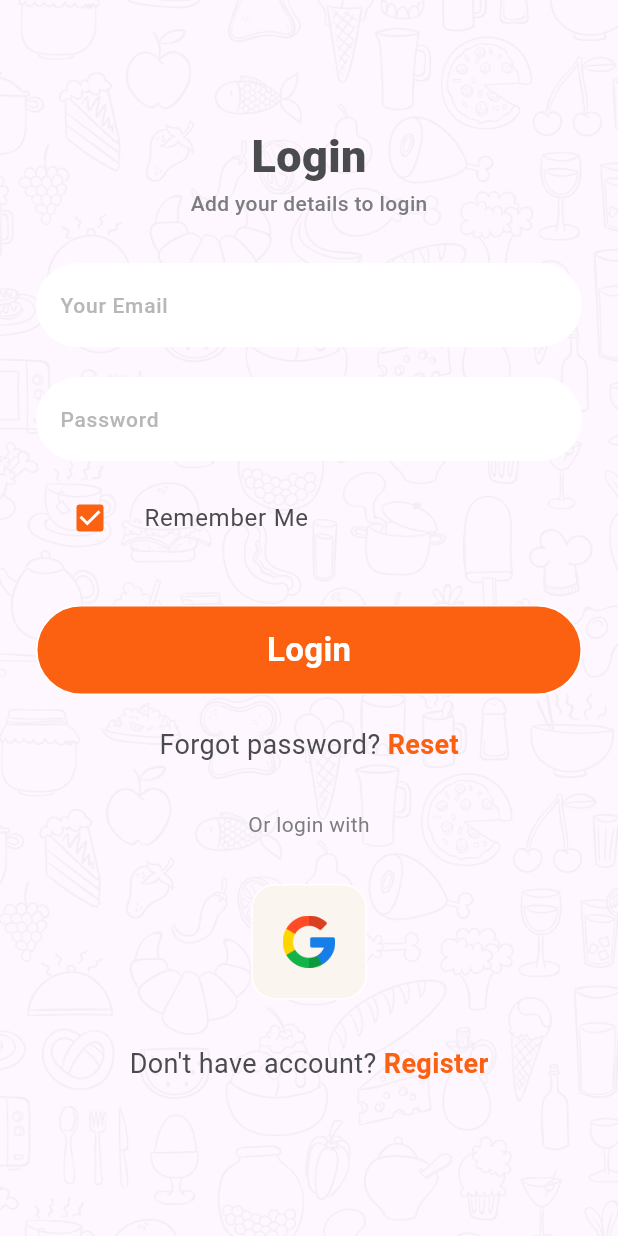
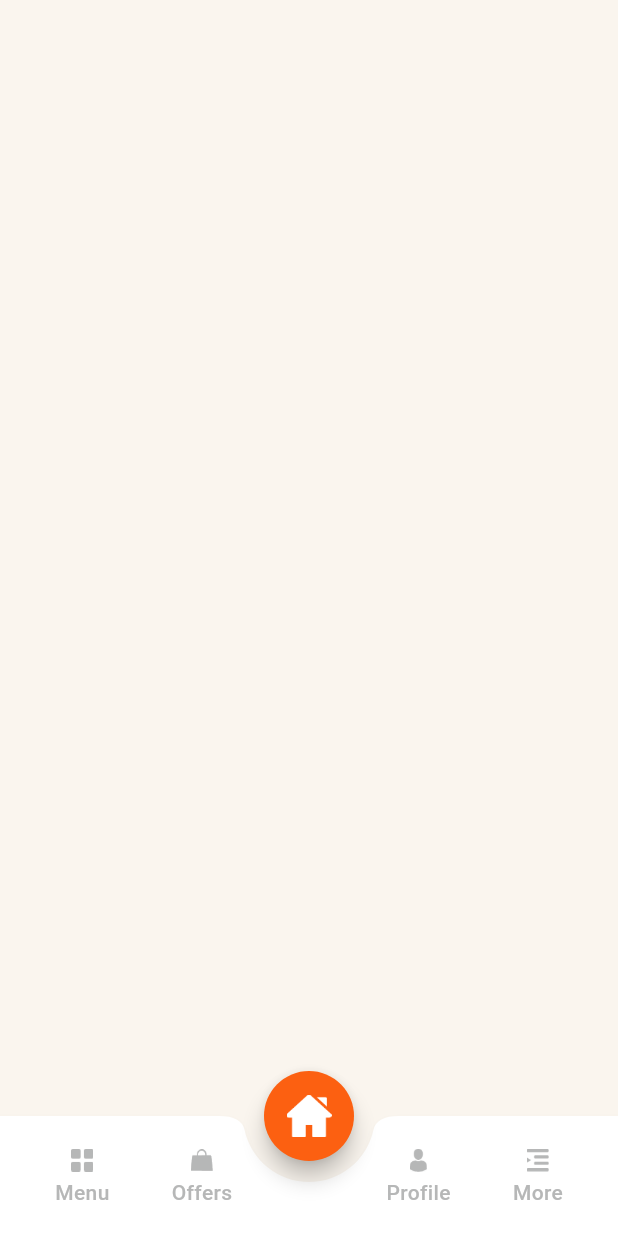
Before and after one commit to Bibhuprasad740/Delicious-Flutter, a Flutter app: the LoginScreen screen opened directly, after a tap on "Login", on a phone screen of 412 x 824 dp. Run offline on Flutter 3.47's test engine with Material 3 defaults, Android fonts, the phone set to English and light mode, and no system bars; Roboto replaces fonts that are missing (Metropolis).

Commit message:
feat: added onboarding and home screen

```diff
--- a/lib/global/app_sizes.dart
+++ b/lib/global/app_sizes.dart
@@ -7,9 +7,9 @@ class AppSizes {
   static const double mediumPadding = 16.0;
   static const double largePadding = 24.0;
 
-  static const double smallMargin = 24.0;
-  static const double mediumMargin = 24.0;
-  static const double largeMargin = 24.0;
+  static const double smallMargin = 14.0;
+  static const double mediumMargin = 20.0;
+  static const double largeMargin = 26.0;
 
   static const double smallGap = 10.0;
   static const double mediumGap = 20.0;
@@ -20,4 +20,5 @@ class AppSizes {
   static const smallFont = 14.0;
   static const mediumFont = 18.0;
   static const largeFont = 22.0;
+  static const extralargeFont = 28.0;
 }
--- a/lib/views/auth/login_screen.dart
+++ b/lib/views/auth/login_screen.dart
@@ -5,6 +5,7 @@ import '../../widgets/action_text_row.dart';
 import '../../widgets/input_field.dart';
 import '../../widgets/square_tile.dart';
 import '../../widgets/submit_button.dart';
+import '../tab/tab_screen.dart';
 import 'forget_passwrod_screen.dart';
 import 'signup_screen.dart';
 
@@ -101,7 +102,11 @@ class _LoginScreenState extends State<LoginScreen> {
                     const SizedBox(height: AppSizes.largeGap),
                     SubmitButton(
                       text: 'Login',
-                      onPressed: () {},
+                      onPressed: () {
+                        Navigator.of(context).push(MaterialPageRoute(
+                          builder: (context) => const TabScreen(),
+                        ));
+                      },
                     ),
                     const SizedBox(height: AppSizes.mediumGap),
                     ActionTextRow(
--- a/lib/views/auth/signup_screen.dart
+++ b/lib/views/auth/signup_screen.dart
@@ -3,6 +3,7 @@ import '../../global/constants.dart';
 import '../../widgets/action_text_row.dart';
 import '../../widgets/input_field.dart';
 import '../../widgets/submit_button.dart';
+import '../onboard/onboard_screen.dart';
 
 class SignUpScreen extends StatefulWidget {
   const SignUpScreen({super.key});
@@ -131,6 +132,9 @@ class _SignUpScreenState extends State<SignUpScreen> {
                       text: 'Sign Up',
                       onPressed: () {
                         // Handle sign-up action
+                        Navigator.of(context).push(MaterialPageRoute(
+                          builder: (context) => const OnboardScreen(),
+                        ));
                       },
                     ),
                     const SizedBox(height: AppSizes.mediumGap),
--- /dev/null
+++ b/lib/views/home/home_screen.dart
@@ -0,0 +1,14 @@
+import 'package:flutter/material.dart';
+
+import '../../global/constants.dart';
+
+class HomeScreen extends StatelessWidget {
+  const HomeScreen({super.key});
+
+  @override
+  Widget build(BuildContext context) {
+    return Scaffold(
+      backgroundColor: AppColors.background,
+    );
+  }
+}
--- /dev/null
+++ b/lib/views/tab/tab_screen.dart
@@ -0,0 +1,125 @@
+import 'package:flutter/material.dart';
+
+import '../../global/constants.dart';
+import '../../widgets/tab_button.dart';
+import '../home/home_screen.dart';
+
+class TabScreen extends StatefulWidget {
+  const TabScreen({super.key});
+
+  @override
+  State<TabScreen> createState() => _TabScreenState();
+}
+
+class _TabScreenState extends State<TabScreen> {
+  var currentTab = 2;
+  var pageStorageBucket = PageStorageBucket();
+
+  Widget currentScreen = const HomeScreen();
+
+  @override
+  Widget build(BuildContext context) {
+    return Scaffold(
+      body: PageStorage(bucket: pageStorageBucket, child: currentScreen),
+      backgroundColor: AppColors.background,
+      floatingActionButton: SizedBox(
+        height: 60,
+        width: 60,
+        child: FloatingActionButton(
+          backgroundColor:
+              currentTab == 2 ? AppColors.primary : AppColors.placeholder,
+          shape: const CircleBorder(),
+          onPressed: () {
+            if (currentTab != 2) {
+              currentTab = 2;
+              currentScreen = const HomeScreen();
+            }
+            if (mounted) {
+              setState(() {});
+            }
+          },
+          child: Image.asset(
+            'assets/images/tab_home.png',
+            width: 30,
+            height: 30,
+          ),
+        ),
+      ),
+      floatingActionButtonLocation:
+          FloatingActionButtonLocation.miniCenterDocked,
+      bottomNavigationBar: BottomAppBar(
+        shape: const CircularNotchedRectangle(),
+        color: Colors.white,
+        shadowColor: Colors.black12,
+        surfaceTintColor: Colors.white,
+        notchMargin: AppSizes.smallMargin,
+        child: Row(
+          mainAxisAlignment: MainAxisAlignment.spaceAround,
+          children: [
+            TabButton(
+              imageUrl: 'assets/images/tab_menu.png',
+              title: 'Menu',
+              isSelected: currentTab == 0,
+              onTap: () {
+                if (currentTab != 0) {
+                  currentTab = 0;
+                  // TODO: Add Menu screen
+                  currentScreen = Container();
+                }
+                if (mounted) {
+                  setState(() {});
+                }
+              },
+            ),
+            TabButton(
+              imageUrl: 'assets/images/tab_offer.png',
+              title: 'Offers',
+              isSelected: currentTab == 1,
+              onTap: () {
+                if (currentTab != 1) {
+                  currentTab = 1;
+                  // TODO: Add Offers screen
+                  currentScreen = Container();
+                }
+                if (mounted) {
+                  setState(() {});
+                }
+              },
+            ),
+            const SizedBox(width: 40),
+            TabButton(
+              imageUrl: 'assets/images/tab_profile.png',
+              title: 'Profile',
+              isSelected: currentTab == 3,
+              onTap: () {
+                if (currentTab != 3) {
+                  currentTab = 3;
+                  // TODO: Add Profile screen
+                  currentScreen = Container();
+                }
+                if (mounted) {
+                  setState(() {});
+                }
+              },
+            ),
+            TabButton(
+              imageUrl: 'assets/images/tab_more.png',
+              title: 'More',
+              isSelected: currentTab == 4,
+              onTap: () {
+                if (currentTab != 4) {
+                  currentTab = 4;
+                  // TODO: Add More screen
+                  currentScreen = Container();
+                }
+                if (mounted) {
+                  setState(() {});
+                }
+              },
+            ),
+          ],
+        ),
+      ),
+    );
+  }
+}
--- a/lib/widgets/submit_button.dart
+++ b/lib/widgets/submit_button.dart
@@ -32,7 +32,7 @@ class SubmitButton extends StatelessWidget {
           style: TextStyle(
             color: textColor,
             fontWeight: FontWeight.bold,
-            fontSize: AppSizes.largeFont,
+            fontSize: AppSizes.mediumFont,
           ),
         ),
       ),
--- /dev/null
+++ b/lib/widgets/tab_button.dart
@@ -0,0 +1,46 @@
+import 'package:flutter/material.dart';
+
+import '../global/constants.dart';
+
+class TabButton extends StatelessWidget {
+  final VoidCallback onTap;
+  final String imageUrl;
+  final String title;
+  final bool isSelected;
+  const TabButton({
+    super.key,
+    required this.onTap,
+    required this.imageUrl,
+    required this.title,
+    required this.isSelected,
+  });
+
+  @override
+  Widget build(BuildContext context) {
+    return InkWell(
+      splashColor: Colors.transparent,
+      onTap: onTap,
+      child: Padding(
+        padding: const EdgeInsets.only(top: 10, left: 10, right: 10),
+        child: Column(
+          children: [
+            Image.asset(
+              imageUrl,
+              height: 15,
+              width: 15,
+              color: isSelected ? AppColors.primary : AppColors.placeholder,
+            ),
+            const SizedBox(height: 4),
+            Text(
+              title,
+              style: TextStyle(
+                color: isSelected ? AppColors.primary : AppColors.placeholder,
+                fontWeight: FontWeight.w500,
+              ),
+            )
+          ],
+        ),
+      ),
+    );
+  }
+}
```
Also changed, not shown: lib/views/onboard/onboard_screen.dart (added, +155 -0 lines), lib/views/splash/welcome_page.dart (+6 -1 lines).
